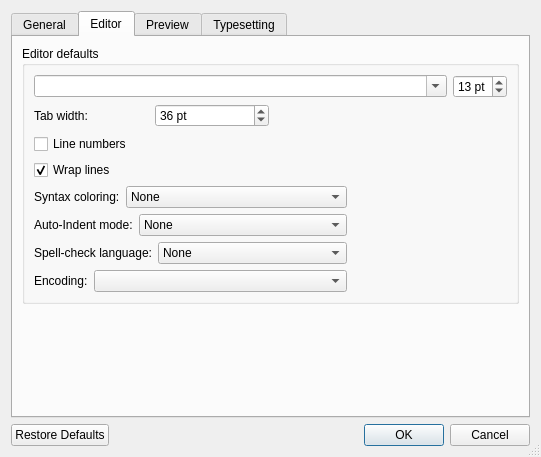
First picture: the form in src/PrefsDialog.ui, repository Sharpie/TeXworks, before the edit.
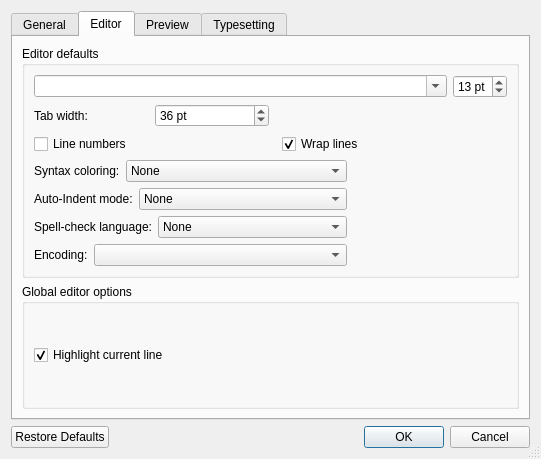
Second picture: the form after the edit. The open tabs and pages were chosen to show the change. Icons and pictures are not drawn.

Commit message: make highlighting of current line an option in Prefs

```diff
--- a/src/PrefsDialog.ui
+++ b/src/PrefsDialog.ui
@@ -7,7 +7,7 @@
     <x>0</x>
     <y>0</y>
     <width>541</width>
-    <height>457</height>
+    <height>459</height>
    </rect>
   </property>
   <property name="windowTitle">
@@ -153,7 +153,7 @@
       <attribute name="title">
        <string>Editor</string>
       </attribute>
-      <layout class="QGridLayout" name="gridLayout_3">
+      <layout class="QGridLayout" name="gridLayout_4">
        <item row="0" column="0">
         <widget class="QGroupBox" name="groupBox_2">
          <property name="title">
@@ -231,7 +231,7 @@
            </layout>
           </item>
           <item row="2" column="0">
-           <layout class="QVBoxLayout" name="verticalLayout">
+           <layout class="QHBoxLayout" name="horizontalLayout_6">
             <item>
              <widget class="QCheckBox" name="lineNumbers">
               <property name="text">
@@ -239,6 +239,19 @@
               </property>
              </widget>
             </item>
+            <item>
+             <spacer name="horizontalSpacer_5">
+              <property name="orientation">
+               <enum>Qt::Horizontal</enum>
+              </property>
+              <property name="sizeHint" stdset="0">
+               <size>
+                <width>40</width>
+                <height>17</height>
+               </size>
+              </property>
+             </spacer>
+            </item>
             <item>
              <widget class="QCheckBox" name="wrapLines">
               <property name="text">
@@ -249,6 +262,19 @@
               </property>
              </widget>
             </item>
+            <item>
+             <spacer name="horizontalSpacer_6">
+              <property name="orientation">
+               <enum>Qt::Horizontal</enum>
+              </property>
+              <property name="sizeHint" stdset="0">
+               <size>
+                <width>40</width>
+                <height>20</height>
+               </size>
+              </property>
+             </spacer>
+            </item>
            </layout>
           </item>
           <item row="3" column="0">
@@ -406,17 +432,23 @@
         </widget>
        </item>
        <item row="1" column="0">
-        <spacer name="verticalSpacer">
-         <property name="orientation">
-          <enum>Qt::Vertical</enum>
+        <widget class="QGroupBox" name="groupBox_7">
+         <property name="title">
+          <string>Global editor options</string>
          </property>
-         <property name="sizeHint" stdset="0">
-          <size>
-           <width>20</width>
-           <height>67</height>
-          </size>
-         </property>
-        </spacer>
+         <layout class="QGridLayout" name="gridLayout_3">
+          <item row="0" column="0">
+           <widget class="QCheckBox" name="highlightCurrentLine">
+            <property name="text">
+             <string>Highlight current line</string>
+            </property>
+            <property name="checked">
+             <bool>true</bool>
+            </property>
+           </widget>
+          </item>
+         </layout>
+        </widget>
        </item>
       </layout>
      </widget>
```
The commit also changes 7 other files.
